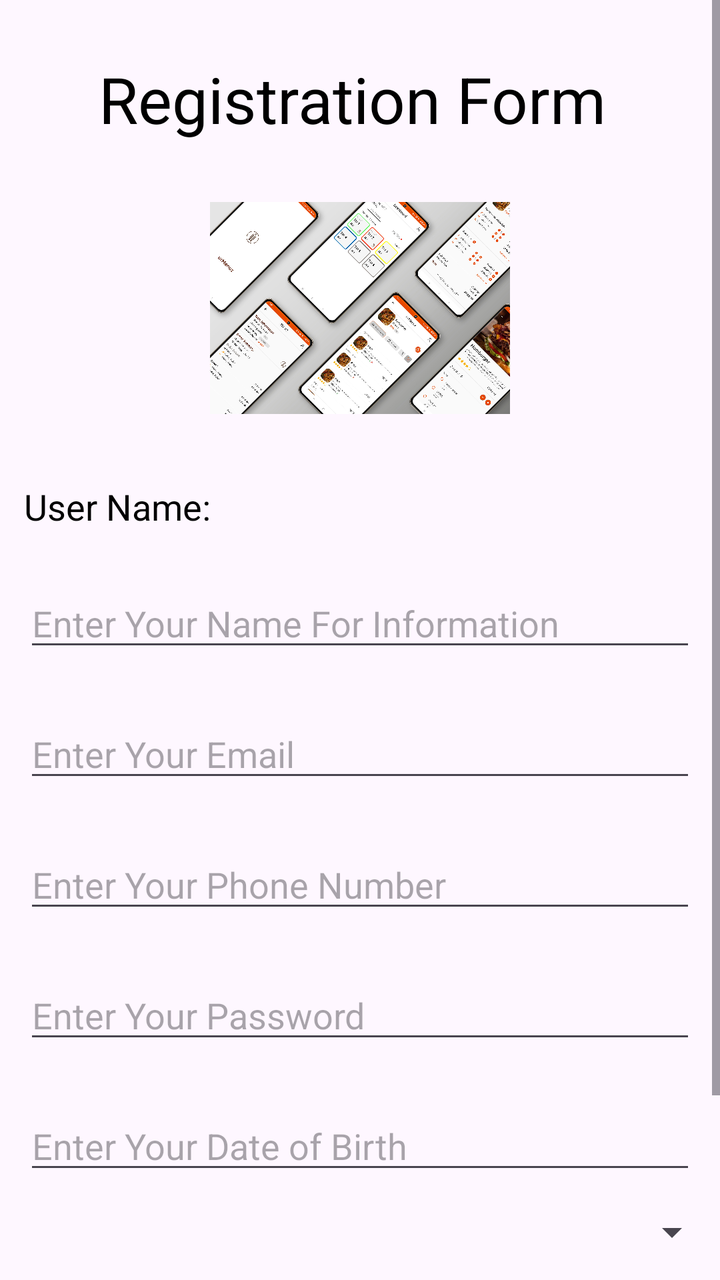
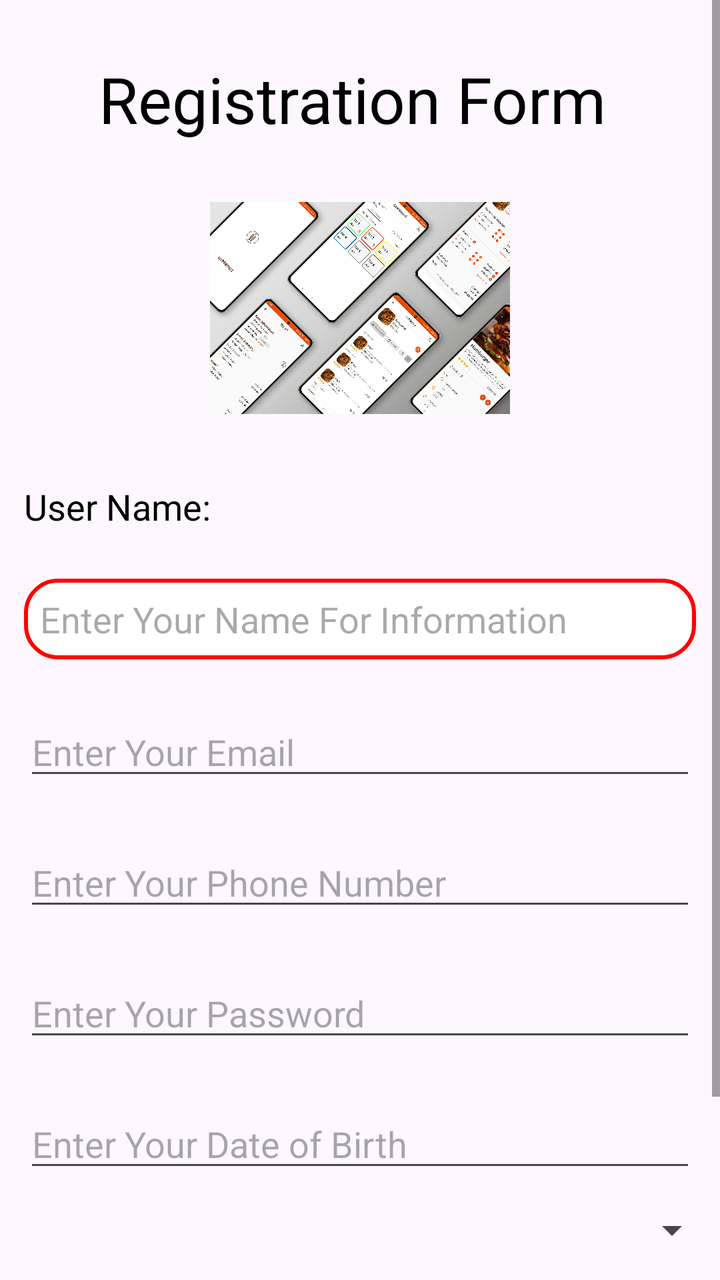

Compare the two renders of this Android layout. The source of the first and the diff that turns it into the second are given below.
<!-- AndroidManifest.xml: application theme Theme.TestApp -->
<!-- res/layout/activity_registration.xml -->
<?xml version="1.0" encoding="utf-8"?>
<ScrollView
    xmlns:android="http://schemas.android.com/apk/res/android"
    xmlns:app="http://schemas.android.com/apk/res-auto"
    xmlns:tools="http://schemas.android.com/tools"
    android:id="@+id/main"
    android:layout_width="match_parent"
    android:layout_height="match_parent">

<LinearLayout
    xmlns:android="http://schemas.android.com/apk/res/android"
    xmlns:app="http://schemas.android.com/apk/res-auto"
    xmlns:tools="http://schemas.android.com/tools"
    android:layout_width="match_parent"
    android:layout_height="match_parent"
    android:orientation="vertical"
    tools:context=".RegistrationActivity">

    <TextView
        android:layout_width="match_parent"
        android:layout_height="wrap_content"
        android:layout_marginTop="20dp"
        android:gravity="center"
        android:padding="8dp"
        android:text="Registration Form "
        android:textColor="@color/black"
        android:textSize="32sp" />

    <ImageView
        android:layout_width="150dp"
        android:layout_height="150dp"
        android:layout_gravity="center"
        android:src="@drawable/ic_waiter_ui" />


    <LinearLayout
        android:layout_width="match_parent"
        android:layout_height="wrap_content"
        android:orientation="vertical">

        <TextView
            android:layout_width="match_parent"
            android:layout_height="wrap_content"
            android:layout_margin="12dp"
            android:text="User Name:"
            android:textColor="@color/black"
            android:textSize="18sp" />

        <EditText
            android:id="@+id/etUserName"
            android:layout_width="match_parent"
            android:layout_height="wrap_content"
            android:layout_margin="12dp"
            android:hint="Enter Your Name For Information" />


    </LinearLayout>


    <EditText
        android:id="@+id/etEmail"
        android:layout_width="match_parent"
        android:layout_height="wrap_content"
        android:layout_margin="12dp"
        android:hint="Enter Your Email" />

    <EditText
        android:id="@+id/etPhone"
        android:layout_width="match_parent"
        android:layout_height="wrap_content"
        android:layout_margin="12dp"
        android:hint="Enter Your Phone Number"
        android:inputType="number" />

    <EditText
        android:id="@+id/etPassword"
        android:layout_width="match_parent"
        android:layout_height="wrap_content"
        android:layout_margin="12dp"
        android:hint="Enter Your Password"
        android:inputType="textPassword" />

    <EditText
        android:id="@+id/etDOB"
        android:layout_width="match_parent"
        android:layout_height="wrap_content"
        android:layout_margin="12dp"
        android:clickable="true"
        android:focusable="false"
        android:hint="Enter Your Date of Birth" />

    <Spinner
        android:id="@+id/provinceList"
        android:layout_width="match_parent"
        android:layout_height="wrap_content"
        android:padding="12dp" />

    <ProgressBar
        android:visibility="invisible"
        android:layout_gravity="center"
        android:id="@+id/pbLoader"
        android:layout_width="wrap_content"
        android:layout_height="wrap_content" />

    <Button
        android:id="@+id/btnSignUp"
        android:layout_width="match_parent"
        android:layout_height="wrap_content"
        android:layout_margin="12dp"
        android:backgroundTint="@color/black"
        android:text="Signup"
        android:textColor="@color/white" />


</LinearLayout>

</ScrollView>
<!-- resources referenced by this layout -->
<resources>
  <color name="black">#FF000000</color>
  <color name="white">#FFFFFFFF</color>
  <!-- drawable ic_waiter_ui: jpg bitmap (drawable, 924284 bytes) -->
  <style name="Theme.TestApp" parent="Base.Theme.TestApp" />
  <style name="Base.Theme.TestApp" parent="Theme.Material3.DayNight.NoActionBar">
          
          
      </style>
</resources>

<!-- the commit's change to res/layout/activity_registration.xml (unified diff, before → after) -->
@@ -47,6 +47,8 @@
             android:textSize="18sp" />
 
         <EditText
+            android:padding="8dp"
+            android:background="@drawable/edittext_bg"
             android:id="@+id/etUserName"
             android:layout_width="match_parent"
             android:layout_height="wrap_content"
<!-- resource entries referenced after the edit -->
@@ -2,8 +2,19 @@
 <resources>
   <color name="black">#FF000000</color>
   <color name="white">#FFFFFFFF</color>
+  <!-- drawable edittext_bg (drawable) -->
+  <?xml version="1.0" encoding="utf-8"?>
+  <shape android:shape="rectangle" xmlns:android="http://schemas.android.com/apk/res/android">
+  
+      <solid android:color="@color/white" />
+  
+      <stroke android:width="2dp"  android:color="@color/red" />
+      <corners android:radius="16dp" />
+  
+  </shape>
   <!-- drawable ic_waiter_ui: jpg bitmap (drawable, 924284 bytes) -->
   <style name="Theme.TestApp" parent="Base.Theme.TestApp" />
+  <color name="red">#FF0000</color>
   <style name="Base.Theme.TestApp" parent="Theme.Material3.DayNight.NoActionBar">
           
           
